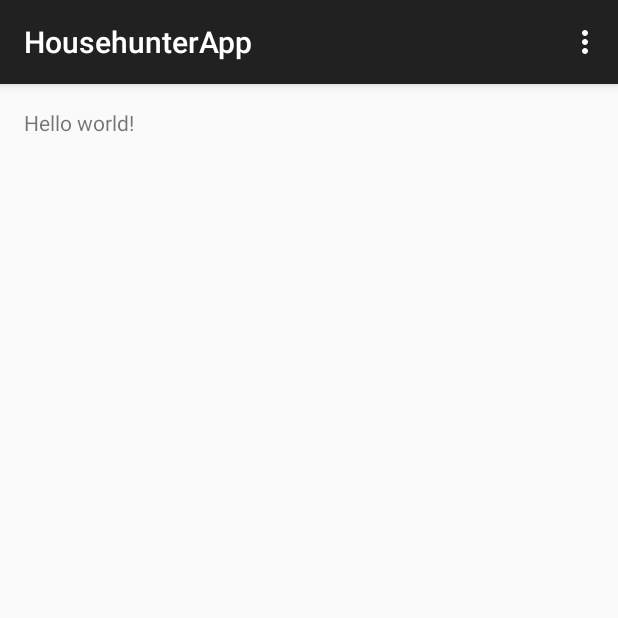
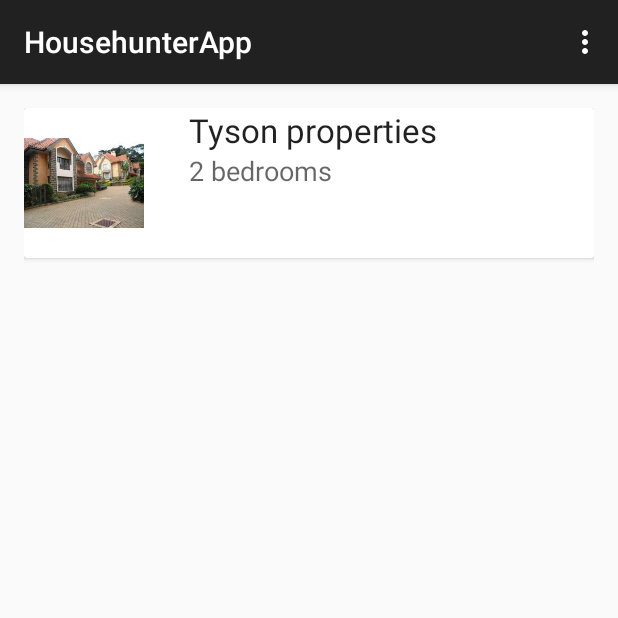
Before and after one commit to TeamFriday/android, an Android app: the MainActivity screen opened directly, with no data from a screen before it, on a phone screen of 412 x 824 dp, the top half of it. Run offline under Robolectric (Android 15) with nearby library versions, the phone set to English and light mode, and no system bars.

Commit message:
attached all listing fragment to the main activity

```diff
--- a/app/src/main/java/com/example/festus/househunterapp/AllListingFragment.java
+++ b/app/src/main/java/com/example/festus/househunterapp/AllListingFragment.java
@@ -26,18 +26,21 @@ import java.util.ArrayList;
 public class AllListingFragment extends Fragment {
      private RecyclerView rv;
      private ArrayList<Properties> properties;
+     public AllListingFragment(){
+
+     }
      @Override
      public View onCreateView(LayoutInflater inflater, ViewGroup container,
                               Bundle savedInstanceState) {
          // Inflate the layout for this fragment
-         return inflater.inflate(R.layout.fragment_all_listing, container, false);
-     }
-     public void onActivityCreated(@Nullable Bundle savedInstanceState) {
-         super.onActivityCreated(savedInstanceState);
-         rv = (RecyclerView) getActivity().findViewById(R.id.rv);
-         rv.setLayoutManager(new LinearLayoutManager(getActivity()));
+         View rootView = inflater.inflate(R.layout.fragment_all_listing, container, false);
+         rv = (RecyclerView) rootView.findViewById(R.id.rv);
+         rv.setHasFixedSize(true);
+         LinearLayoutManager layoutManager = new LinearLayoutManager(getActivity());
+         rv.setLayoutManager(layoutManager);
          initializeData();
          initializeAdapter();
+         return rootView;
  }
 
      private void initializeAdapter() {
--- a/app/src/main/java/com/example/festus/househunterapp/MainActivity.java
+++ b/app/src/main/java/com/example/festus/househunterapp/MainActivity.java
@@ -7,11 +7,17 @@ import android.view.MenuItem;
 
 
 public class MainActivity extends ActionBarActivity {
-
+    AllListingFragment fragment;
     @Override
     protected void onCreate(Bundle savedInstanceState) {
         super.onCreate(savedInstanceState);
         setContentView(R.layout.activity_main);
+        fragment = new AllListingFragment();
+        if (savedInstanceState == null) {
+            getFragmentManager().beginTransaction()
+                    .add(R.id.container, fragment)
+                    .commit();
+        }
     }
 
     @Override
--- a/app/src/main/res/layout/activity_main.xml
+++ b/app/src/main/res/layout/activity_main.xml
@@ -5,7 +5,13 @@
     android:paddingTop="@dimen/activity_vertical_margin"
     android:paddingBottom="@dimen/activity_vertical_margin" tools:context=".MainActivity">
 
-    <TextView android:text="@string/hello_world" android:layout_width="wrap_content"
-        android:layout_height="wrap_content" />
+    <FrameLayout
+        android:id="@+id/container"
+        xmlns:android="http://schemas.android.com/apk/res/android"
+        xmlns:tools="http://schemas.android.com/tools"
+        android:layout_width="match_parent"
+        android:layout_height="match_parent"
+        tools:context=".MainActivity"
+        tools:ignore="MergeRootFrame"/>
 
 </RelativeLayout>
```
